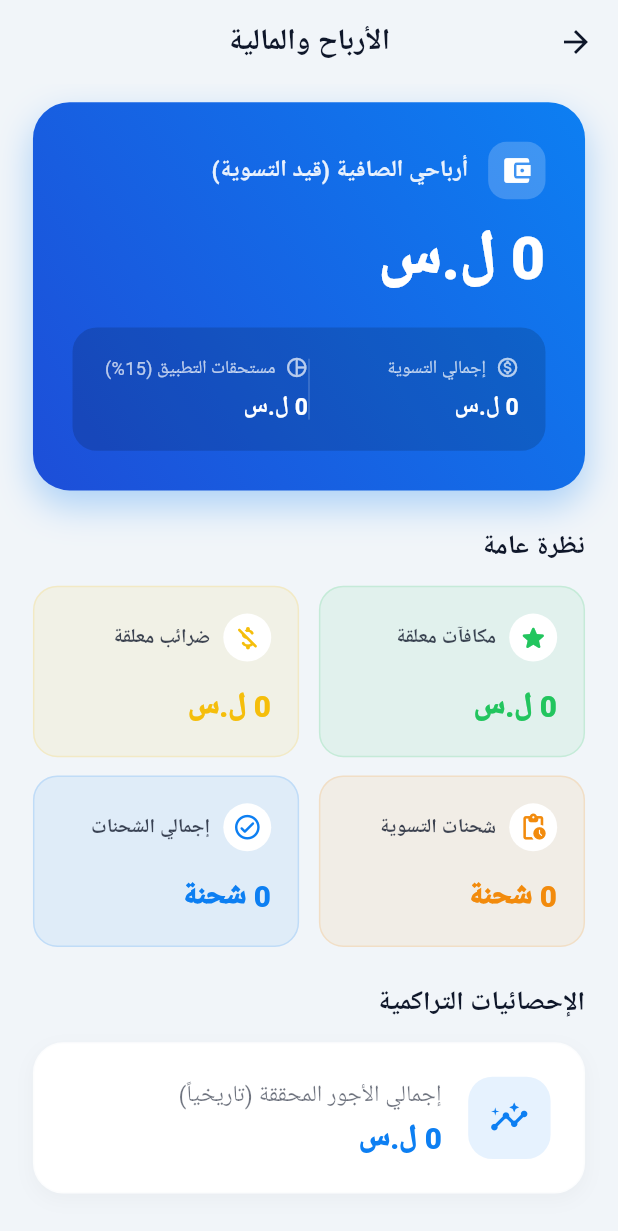
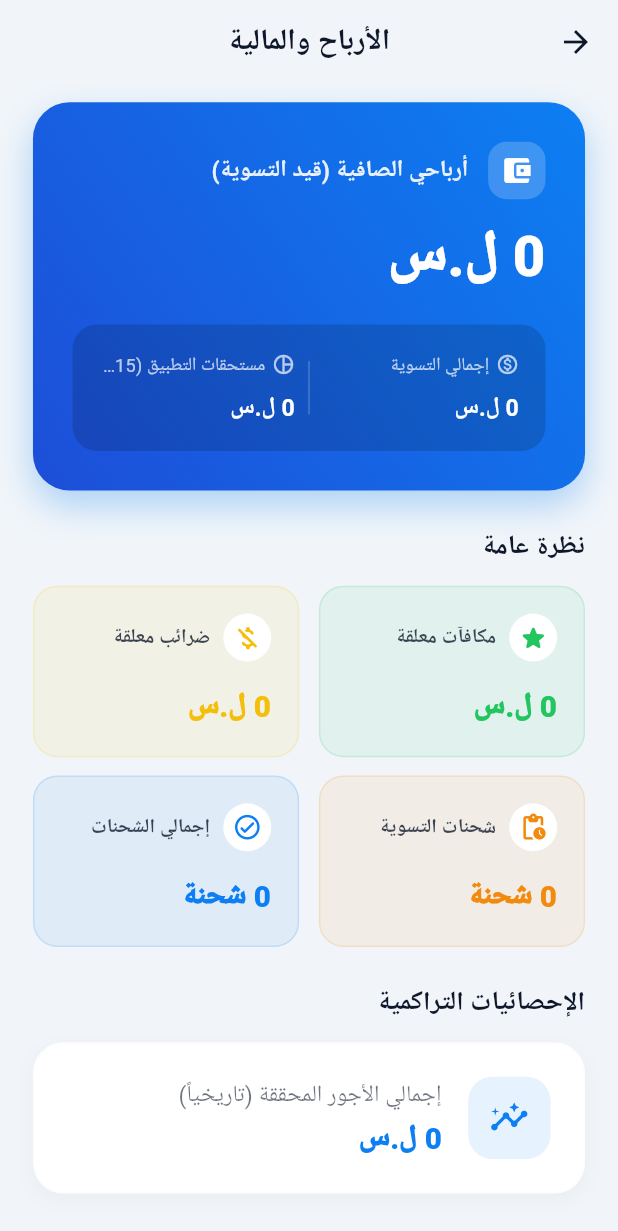
Before and after one commit to kareen-52/TransNet, a Flutter app: the DriverEarningsScreen screen opened directly with empty values, on a phone screen of 412 x 824 dp. Shown: the top 1231 px of the screen. Run offline on Flutter 3.47's test engine with Material 3 defaults, Android fonts, the phone set to English and light mode, and no system bars; our stand-ins replace connectivity_plus, curved_labeled_navigation_bar, device_preview, dio, firebase_core, firebase_messaging and 20 more; missing offline and left inert: mobile_scanner; accounts and stored records are empty; generated files the repository leaves out were written again; Roboto replaces fonts that are missing (Cairo).

Commit message:
edit ui profile driver

```diff
--- a/lib/core/networking/app_config.dart
+++ b/lib/core/networking/app_config.dart
@@ -13,7 +13,7 @@ class AppConfig {
 
   static const String _baseUrl = String.fromEnvironment(
     'BASE_URL',
-    defaultValue: 'http://10.220.186.190:8000/', // dev fallback فقط
+    defaultValue: 'http://192.168.1.101:8000/', // dev fallback فقط
   );
 
   static const String _orsApiKey = String.fromEnvironment(
--- a/lib/features/driver/profile/ui/widgets/statistics/current_settlement_hero_card.dart
+++ b/lib/features/driver/profile/ui/widgets/statistics/current_settlement_hero_card.dart
@@ -3,7 +3,7 @@ import 'package:flutter_screenutil/flutter_screenutil.dart';
 import 'package:graduation_progect/core/helpers/spacing.dart';
 import 'package:graduation_progect/core/theming/app_colors.dart';
 import 'package:graduation_progect/features/driver/profile/data/models/driver_statistics_model.dart';
-import 'package:graduation_progect/features/driver/profile/ui/widgets/statistics/formatters.dart'; // ملف التنسيق (مرفق بالأسفل)
+import 'package:graduation_progect/features/driver/profile/ui/widgets/statistics/formatters.dart';
 
 class CurrentSettlementHeroCard extends StatelessWidget {
   final DriverStatisticsModel stats;
@@ -44,15 +44,23 @@ class CurrentSettlementHeroCard extends StatelessWidget {
                   color: Colors.white.withOpacity(0.2),
                   borderRadius: BorderRadius.circular(12.r),
                 ),
-                child: Icon(Icons.account_balance_wallet, color: Colors.white, size: 20.sp),
+                child: Icon(
+                  Icons.account_balance_wallet,
+                  color: Colors.white,
+                  size: 20.sp,
+                ),
               ),
               horizontalSpace(12),
-              Text(
+              Expanded(
+                child: Text(
                   'أرباحي الصافية (قيد التسوية)',
                   style: TextStyle(
                     color: Colors.white.withOpacity(0.9),
                     fontSize: 14.sp,
                     fontWeight: FontWeight.w600,
+                  ),
+                  maxLines: 1,
+                  overflow: TextOverflow.ellipsis,
                 ),
               ),
             ],
@@ -62,10 +70,12 @@ class CurrentSettlementHeroCard extends StatelessWidget {
             '${Formatters.formatNumber(stats.myEarnings)} ل.س',
             style: TextStyle(
               color: Colors.white,
-              fontSize: 36.sp,
+              fontSize: 34.sp, // تم تصغيره درجة بسيطة ليتناسب مع كل الشاشات
               fontWeight: FontWeight.w900,
               height: 1.1,
             ),
+            maxLines: 1,
+            overflow: TextOverflow.ellipsis,
           ),
           verticalSpace(24),
           Container(
@@ -77,9 +87,23 @@ class CurrentSettlementHeroCard extends StatelessWidget {
             child: Row(
               mainAxisAlignment: MainAxisAlignment.spaceBetween,
               children: [
-                _buildSubStat('إجمالي التسوية', stats.unpaidAmount, Icons.monetization_on_outlined),
-                Container(width: 1, height: 40.h, color: Colors.white.withOpacity(0.2)),
-                _buildSubStat('مستحقات التطبيق (15%)', stats.amountToPay, Icons.pie_chart_outline),
+                _buildSubStat(
+                  'إجمالي التسوية',
+                  stats.unpaidAmount,
+                  Icons.monetization_on_outlined,
+                ),
+                // تم استبدال Divider بـ Container كفاصل عمودي
+                Container(
+                  width: 1.w,
+                  height: 35.h,
+                  margin: EdgeInsets.symmetric(horizontal: 8.w),
+                  color: Colors.white.withOpacity(0.2),
+                ),
+                _buildSubStat(
+                  'مستحقات التطبيق (15%)',
+                  stats.amountToPay,
+                  Icons.pie_chart_outline,
+                ),
               ],
             ),
           ),
@@ -96,14 +120,21 @@ class CurrentSettlementHeroCard extends StatelessWidget {
           Row(
             children: [
               Icon(icon, color: Colors.white.withOpacity(0.7), size: 14.sp),
-              horizontalSpace(6),
-              Text(
+              horizontalSpace(4),
+              Expanded(
+                child: Text(
                   title,
-                style: TextStyle(color: Colors.white.withOpacity(0.7), fontSize: 11.sp),
+                  style: TextStyle(
+                    color: Colors.white.withOpacity(0.7),
+                    fontSize: 11.sp,
+                  ),
+                  maxLines: 1,
+                  overflow: TextOverflow.ellipsis,
+                ),
               ),
             ],
           ),
-          verticalSpace(4),
+          verticalSpace(6),
           Text(
             '${Formatters.formatNumber(amount)} ل.س',
             style: TextStyle(
@@ -111,6 +142,8 @@ class CurrentSettlementHeroCard extends StatelessWidget {
               fontSize: 14.sp,
               fontWeight: FontWeight.bold,
             ),
+            maxLines: 1,
+            overflow: TextOverflow.ellipsis,
           ),
         ],
       ),
```
Also changed, not shown: lib/core/networking/api_service.g.dart. Lines whose indentation alone changed are shown as unchanged.
